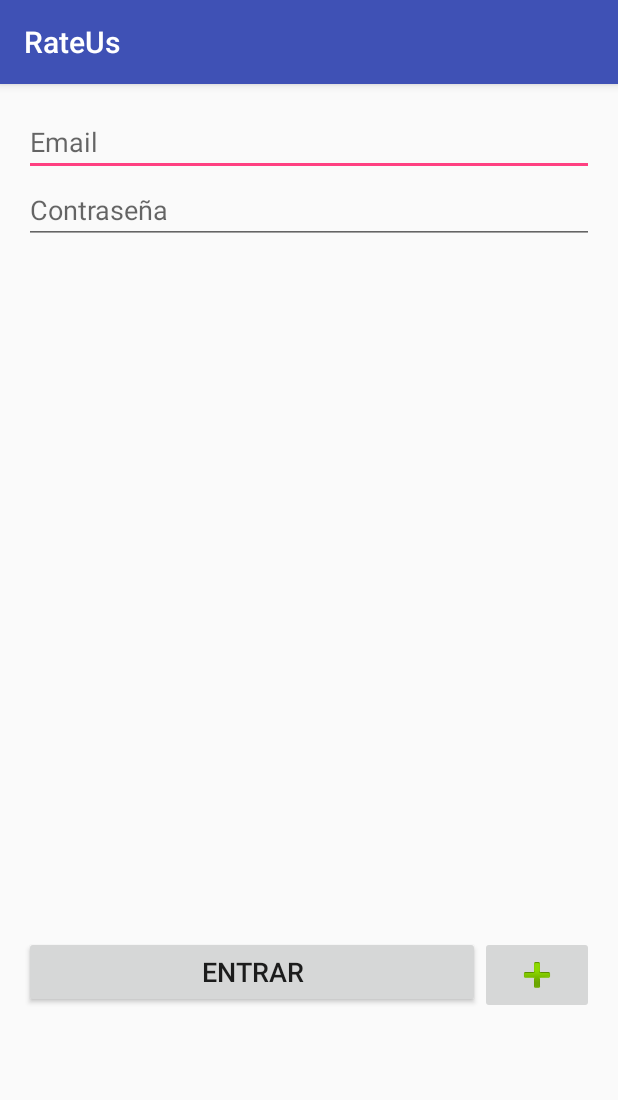
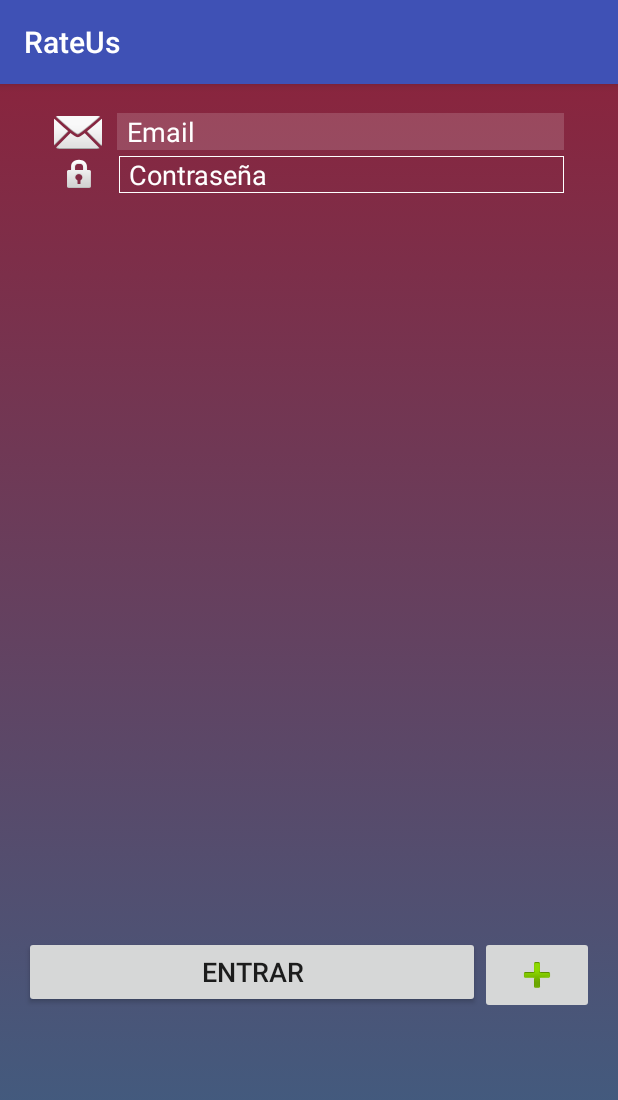
Before and after one commit to OmarKafer/RateUs, an Android app: the screen it shows after launch (MainActivity), on a phone screen of 412 x 824 dp. Shown: the top 1100 px of the screen. Run offline under Robolectric (Android 15) with nearby library versions, the phone set to English and light mode, and no system bars; our stand-ins replace Firebase (no records; nobody signed in at launch, a user with empty details on screens opened directly).

Commit message:
Interfaz login

```diff
--- /dev/null
+++ b/app/src/main/res/drawable/et_background.xml
@@ -0,0 +1,13 @@
+<?xml version="1.0" encoding="utf-8"?>
+<selector xmlns:android="http://schemas.android.com/apk/res/android">
+    <item>
+        <shape>
+            <gradient
+                android:angle="90"
+                android:startColor="@android:color/transparent"
+                android:endColor="@android:color/transparent"
+                android:type="linear"/>
+            <stroke android:width="1px" android:color="#FFFFFF" />
+        </shape>
+    </item>
+</selector>
--- /dev/null
+++ b/app/src/main/res/drawable/login_background.xml
@@ -0,0 +1,12 @@
+<?xml version="1.0" encoding="utf-8"?>
+<selector xmlns:android="http://schemas.android.com/apk/res/android">
+    <item>
+        <shape>
+            <gradient
+                android:angle="90"
+                android:startColor="#3a6186"
+                android:endColor="#89253e"
+                android:type="linear"/>
+        </shape>
+    </item>
+</selector>
--- a/app/src/main/res/layout/fragment_login.xml
+++ b/app/src/main/res/layout/fragment_login.xml
@@ -3,6 +3,7 @@
     xmlns:tools="http://schemas.android.com/tools"
     android:layout_width="match_parent"
     android:layout_height="match_parent"
+    android:background="@drawable/login_background"
     tools:context=".Fragments.LoginFragment">
 
     <LinearLayout
@@ -15,46 +16,88 @@
         <LinearLayout
             android:layout_width="match_parent"
             android:layout_height="match_parent"
-            android:orientation="vertical"
-            android:layout_weight="0.25">
+            android:layout_weight="0.25"
+            android:orientation="vertical">
+
+            <LinearLayout
+                android:layout_width="match_parent"
+                android:layout_height="wrap_content"
+                android:orientation="horizontal"
+                android:paddingLeft="30px"
+                android:paddingRight="30px">
+
+                <ImageView
+                    android:layout_width="wrap_content"
+                    android:layout_height="wrap_content"
+                    android:src="@android:drawable/ic_dialog_email"
+                    android:layout_marginRight="10dp"/>
 
                 <EditText
                     android:id="@+id/txtEmail"
+                    android:layout_gravity="center"
                     android:layout_width="match_parent"
                     android:layout_height="wrap_content"
+
+                    android:background="#28ffffff"
                     android:hint="@string/txtEmail"
-                android:inputType="textEmailAddress" />
+                    android:inputType="textEmailAddress"
+                    android:paddingLeft="10px"
+                    android:textColorHint="#FFFFFF"
+                    android:textColor="#FFFFFF"/>
+
+            </LinearLayout>
+
+
+            <LinearLayout
+                android:layout_width="match_parent"
+                android:layout_height="wrap_content"
+                android:orientation="horizontal"
+                android:paddingLeft="37px"
+                android:paddingRight="30px">
+
+                <ImageView
+                    android:layout_width="wrap_content"
+                    android:layout_height="wrap_content"
+                    android:src="@android:drawable/ic_lock_idle_lock"
+                    android:layout_marginRight="13dp"/>
 
                 <EditText
                     android:id="@+id/txtContrasenya"
+                    android:layout_gravity="center"
                     android:layout_width="match_parent"
                     android:layout_height="wrap_content"
+                    android:background="@drawable/et_background"
                     android:hint="@string/txtContrasenya"
                     android:inputType="textPassword"
-                android:text="" />
+                    android:text=""
+                    android:paddingLeft="10px"
+                    android:textColorHint="#FFFFFF"
+                    android:textColor="#FFFFFF"/>
+
+            </LinearLayout>
 
         </LinearLayout>
 
         <LinearLayout
             android:layout_width="match_parent"
             android:layout_height="match_parent"
-            android:orientation="horizontal"
-            android:layout_weight="0.75">
+            android:layout_weight="0.75"
+            android:orientation="horizontal">
 
             <Button
                 android:id="@+id/btnEntrar"
                 android:layout_width="match_parent"
                 android:layout_height="wrap_content"
                 android:layout_weight="0.20"
-                android:textSize="18dp"
                 android:text="@string/btnEntrar"
-                />
+                android:textSize="18dp" />
+
             <ImageButton
                 android:id="@+id/btnAnyadir"
                 android:layout_width="match_parent"
                 android:layout_height="wrap_content"
                 android:layout_weight="0.80"
-                android:src="@android:drawable/ic_input_add"/>
+                android:src="@android:drawable/ic_input_add" />
         </LinearLayout>
 
     </LinearLayout>
```
Lines whose indentation alone changed are shown as unchanged.
